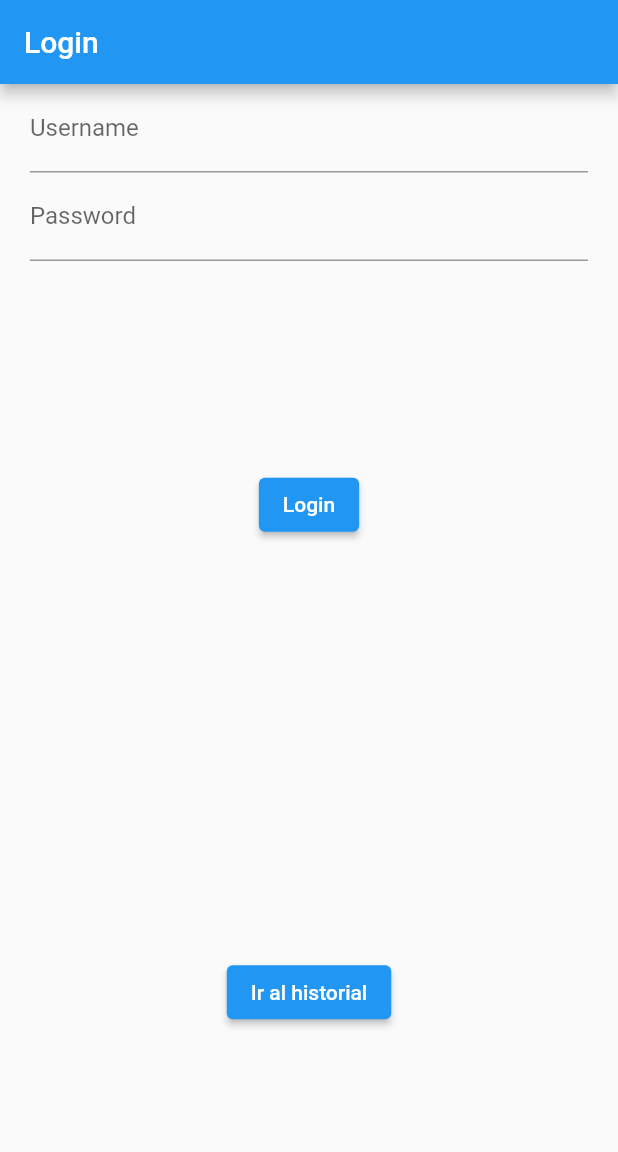
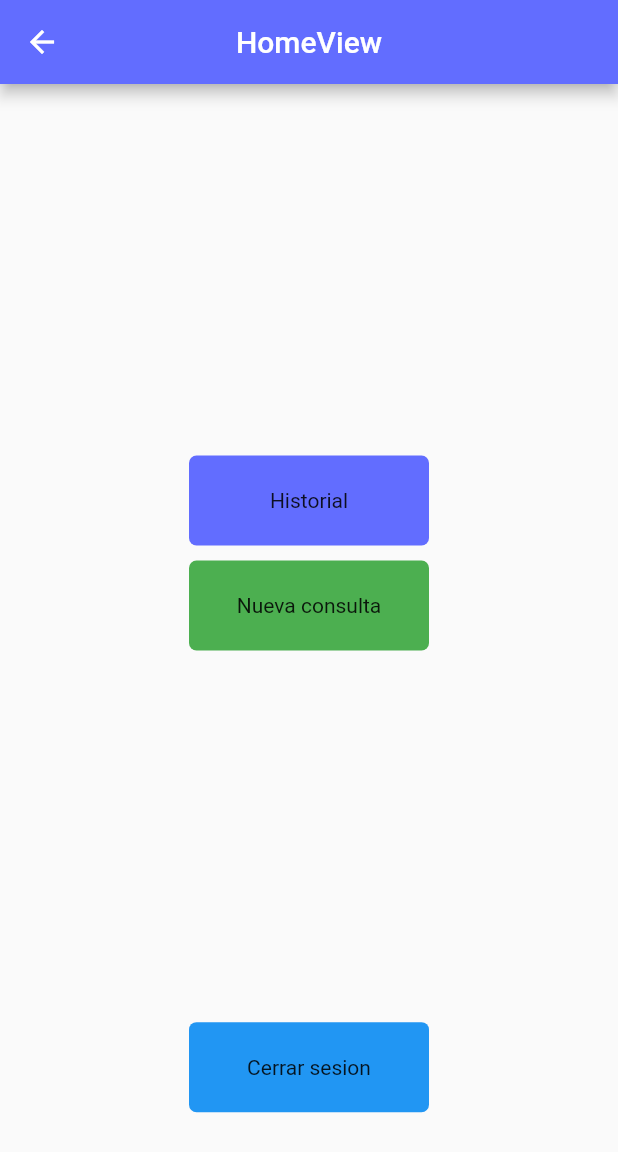
Before and after one commit to alex-style1007/FinalIngenieria_Soft, a Flutter app: the screen it shows after launch, after a tap on "Login", on a phone screen of 412 x 824 dp. Shown: the top 1152 px of the screen. Run offline on Flutter 3.47's test engine with Material 2 defaults, Android fonts, the phone set to English and light mode, and no system bars; our stand-ins replace image_picker, video_player.

Commit message:
cambios sugeridos y para estudiar

```diff
--- a/lib/main.dart
+++ b/lib/main.dart
@@ -1,6 +1,5 @@
 import 'package:flutter/material.dart';
 import 'view/LoginView.dart';
-
 
 void main() {
   runApp(const MyApp());
@@ -11,9 +10,10 @@ class MyApp extends StatelessWidget {
 
   @override
   Widget build(BuildContext context) {
-    return  MaterialApp(
+    return const MaterialApp(
+      debugShowCheckedModeBanner: false,
       title: 'Identificación de animales',
-      home: LoginView(),// para establecer a login view como página de inicio
+      home: LoginView(), // para establecer a login view como página de inicio
     );
   }
 }
--- /dev/null
+++ b/lib/utils/custom_colors.dart
@@ -0,0 +1,5 @@
+import 'package:flutter/material.dart';
+
+class CustomColors {
+  static Color primaryColor = Color(0xFF626DFF);
+}
--- /dev/null
+++ b/lib/utils/db_simulation.dart
@@ -0,0 +1,20 @@
+Map<String, dynamic> userIfo = {
+  'name': 'John Doe',
+  'email': 'algo@yopmail.com',
+  'consultas': [
+    {
+      'id': 'sdksd',
+      'date': '2021-10-10',
+      'image': 'assets/images/image1.jpg',
+    },
+  ],
+};
+
+User actualUser = User(name: userIfo['name'], email: userIfo['email']);
+
+class User {
+  String name;
+  String email;
+
+  User({required this.name, required this.email});
+}
--- a/lib/view/LoginView.dart
+++ b/lib/view/LoginView.dart
@@ -1,7 +1,5 @@
 import 'package:flutter/material.dart';
-import 'package:flutter_application_1/view/historial.dart';
-import 'package:flutter_application_1/view/load_page.dart';
-import 'package:flutter_application_1/view/test.dart';
+import 'package:flutter_application_1/view/home_view.dart';
 
 class LoginView extends StatefulWidget {
   const LoginView({Key? key}) : super(key: key);
@@ -36,7 +34,7 @@ class _LoginViewState extends State<LoginView> {
                 ),
               ),
             ),
-             SizedBox(
+            SizedBox(
               width: double.infinity,
               child: Padding(
                 padding: const EdgeInsets.symmetric(horizontal: 20.0),
@@ -55,26 +53,15 @@ class _LoginViewState extends State<LoginView> {
                 children: [
                   ElevatedButton(
                     onPressed: () {
-                      if (_usernameController.text.isNotEmpty && _passwordController.text.isNotEmpty) {
-                        Navigator.push(context, MaterialPageRoute(builder: (_){return Picker();}));
+                      if (true /* _usernameController.text.isNotEmpty &&
+                          _passwordController.text.isNotEmpty */
+                          ) {
+                        Navigator.push(context, MaterialPageRoute(builder: (_) {
+                          return HomeView();
+                        }));
                       }
                     },
                     child: const Text('Login'),
-                  ),
-                ],
-              ),
-            ),
-            Expanded(
-              child: Row(
-                mainAxisAlignment: MainAxisAlignment.center,
-                children: [
-                  ElevatedButton(
-                    onPressed: () {
-                      if (_usernameController.text.isNotEmpty && _passwordController.text.isNotEmpty) {
-                        Navigator.push(context, MaterialPageRoute(builder: (_){return HistoryView();}));
-                      }
-                    },
-                    child: const Text('Ir al historial'),
                   ),
                 ],
               ),
--- a/lib/view/historial.dart
+++ b/lib/view/historial.dart
@@ -1,4 +1,5 @@
 import 'package:flutter/material.dart';
+
 class HistoryView extends StatelessWidget {
   const HistoryView({Key? key}) : super(key: key);
 
@@ -6,7 +7,7 @@ class HistoryView extends StatelessWidget {
   Widget build(BuildContext context) {
     return Scaffold(
       appBar: AppBar(
-        title: const Text('Historial de imágenes'),
+        title: const Text('Historial de mis consultas'),
         centerTitle: true,
       ),
       body: Center(
--- /dev/null
+++ b/lib/view/home_view.dart
@@ -0,0 +1,45 @@
+import 'package:flutter/material.dart';
+import 'package:flutter_application_1/utils/custom_colors.dart';
+import 'package:flutter_application_1/widgets/custom_button.dart';
+
+class HomeView extends StatelessWidget {
+  const HomeView({super.key});
+
+  @override
+  Widget build(BuildContext context) {
+    return Scaffold(
+      appBar: AppBar(
+        backgroundColor: CustomColors.primaryColor,
+        title: const Text('HomeView'),
+        centerTitle: true,
+      ),
+      body: Center(
+        child: Column(
+          mainAxisAlignment: MainAxisAlignment.center,
+          children: [
+            const Spacer(flex: 3),
+            CustomButton(
+              text: 'Historial',
+              onPressed: () {
+
+              },
+              color: CustomColors.primaryColor,
+            ),
+            const SizedBox(height: 10),
+            CustomButton(
+              text: 'Nueva consulta',
+              onPressed: () {},
+              color: Colors.green,
+            ),
+            const Spacer(flex: 3),
+            CustomButton(
+              text: 'Cerrar sesion',
+              onPressed: () {},
+            ),
+            const Spacer(),
+          ],
+        ),
+      ),
+    );
+  }
+}
--- /dev/null
+++ b/lib/widgets/custom_button.dart
@@ -0,0 +1,34 @@
+import 'package:flutter/material.dart';
+
+class CustomButton extends StatelessWidget {
+  const CustomButton({
+    required this.text,
+    required this.onPressed,
+    this.color = Colors.blue,
+    super.key,
+  });
+
+  final String text;
+  final VoidCallback onPressed;
+  final Color color;
+
+  @override
+  Widget build(BuildContext context) {
+    return SizedBox(
+      height: 60,
+      width: 160,
+      child: Material(
+        child: InkWell(
+          onTap: onPressed,
+          child: DecoratedBox(
+            decoration: BoxDecoration(
+              color: color,
+              borderRadius: BorderRadius.circular(5),
+            ),
+            child: Center(child: Text(text)),
+          ),
+        ),
+      ),
+    );
+  }
+}
```
Also changed, not shown: lib/load page.dart (renamed from lib/view/load page.dart), lib/load_page.dart (renamed from lib/view/load_page.dart), lib/test.dart (renamed from lib/view/test.dart), lib/test_felipe.dart (renamed from lib/view/test_felipe.dart), lib/test_jhon.dart (added), lib/view/test_jhon.dart (deleted).
